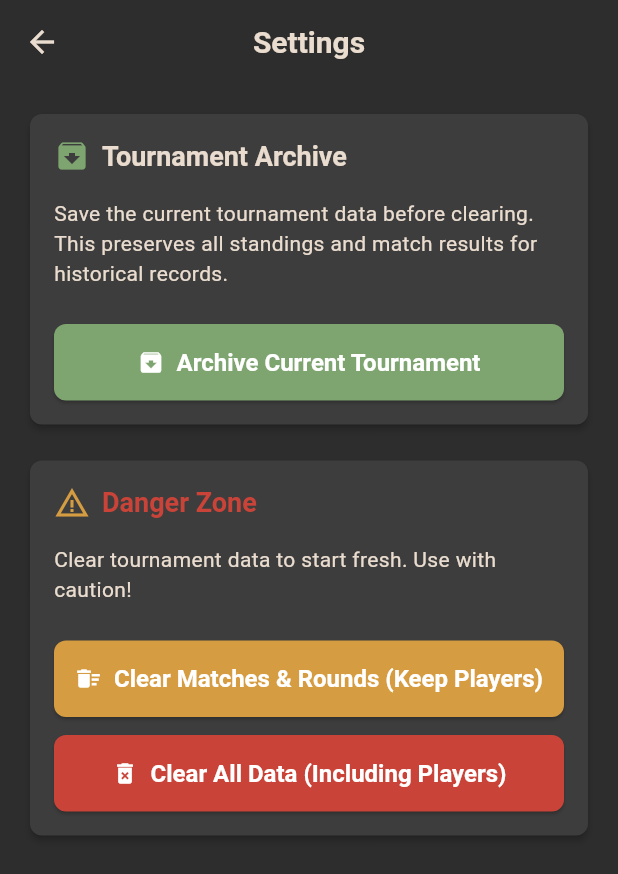
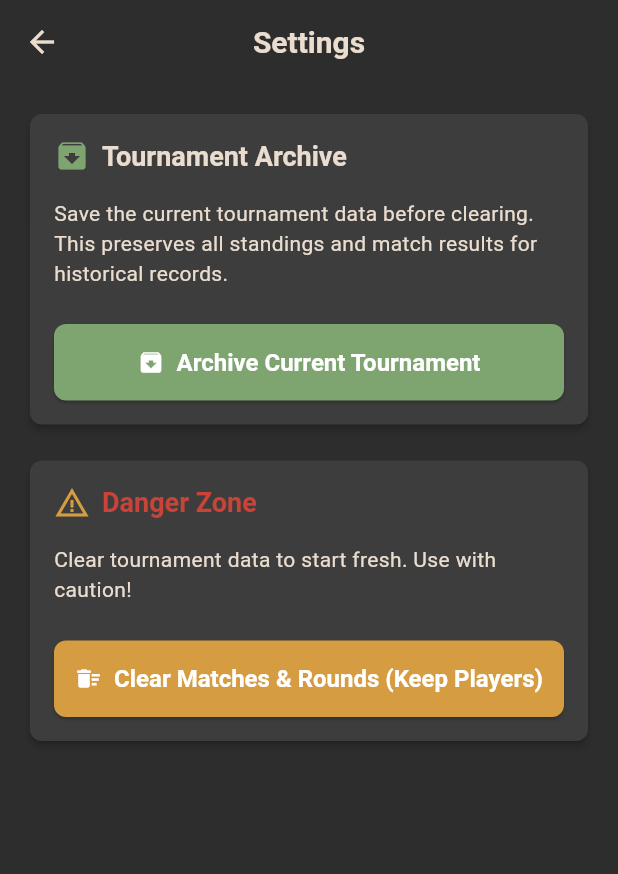
Before and after one commit to andreuvv/myl_tournamente_flutter_admin, a Flutter app: the SettingsPage screen opened directly, on a phone screen of 412 x 824 dp. Shown: the top 874 px of the screen. Run offline on Flutter 3.47's test engine with Material 3 defaults, Android fonts, the light colour scheme and no system bars; our stand-ins replace flutter_dotenv, flutter_svg; network calls fail.

Commit message:
refactor: Remove unused Clear All Data button from settings page

```diff
--- a/lib/views/pages/settings_page.dart
+++ b/lib/views/pages/settings_page.dart
@@ -358,27 +358,6 @@ class _SettingsPageState extends State<SettingsPage> {
                       ),
                     ),
                   ),
-                  const SizedBox(height: 12),
-                  SizedBox(
-                    width: double.infinity,
-                    child: ElevatedButton.icon(
-                      onPressed: _isLoading
-                          ? null
-                          : () => _clearTournament(clearPlayers: true),
-                      icon: _isLoading
-                          ? const SizedBox(
-                              width: 20,
-                              height: 20,
-                              child: CircularProgressIndicator(strokeWidth: 2),
-                            )
-                          : const Icon(Icons.delete_forever),
-                      label: const Text('Clear All Data (Including Players)'),
-                      style: ElevatedButton.styleFrom(
-                        backgroundColor: AppColors.error,
-                        padding: const EdgeInsets.symmetric(vertical: 16),
-                      ),
-                    ),
-                  ),
                 ],
               ),
             ),
```
